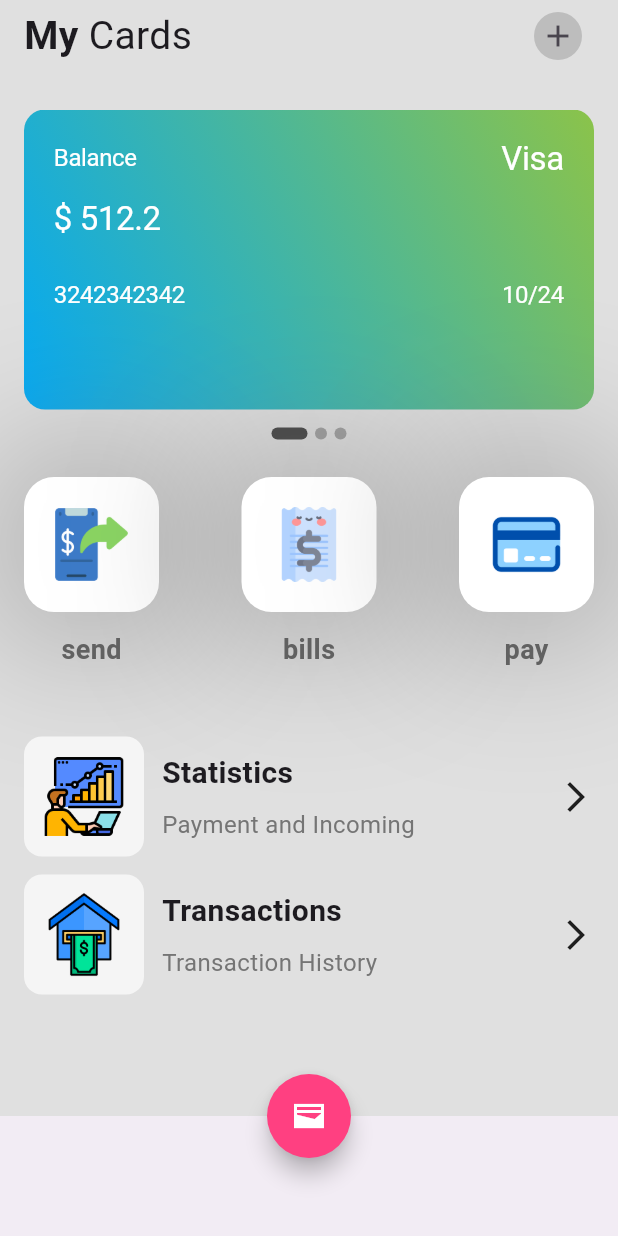
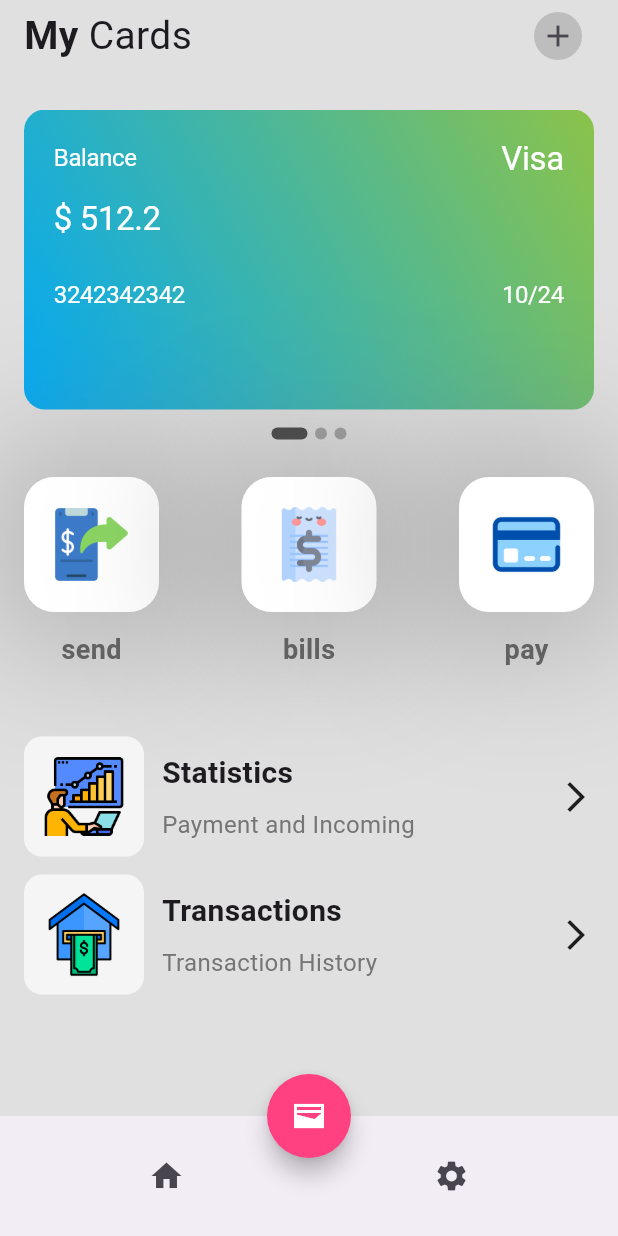
Before and after one commit to songhee24/wallet-app-ui, a Flutter app: the screen it shows after launch, on a phone screen of 412 x 824 dp. Run offline on Flutter 3.47's test engine with Material 2 defaults, Android fonts, the phone set to English and light mode, and no system bars; drawn by our look-alikes of smooth_page_indicator.

Commit message:
bottom app bar remember about logic

```diff
--- a/lib/src/screens/home_screen.dart
+++ b/lib/src/screens/home_screen.dart
@@ -168,7 +168,25 @@ class _HomeScreenState extends State<HomeScreen> {
           ],
         ),
       ),
-      bottomNavigationBar: BottomAppBar(),
+      bottomNavigationBar: BottomAppBar(
+        child: Row(
+          mainAxisAlignment: MainAxisAlignment.spaceAround,
+          children: <Widget>[
+            IconButton(
+              onPressed: () {},
+              icon: const Icon(
+                Icons.home,
+              ),
+            ),
+            IconButton(
+              onPressed: () {},
+              icon: const Icon(
+                Icons.settings,
+              ),
+            ),
+          ],
+        ),
+      ),
       floatingActionButton: FloatingActionButton(
         backgroundColor: Colors.pinkAccent,
         shape: const CircleBorder(),
```
